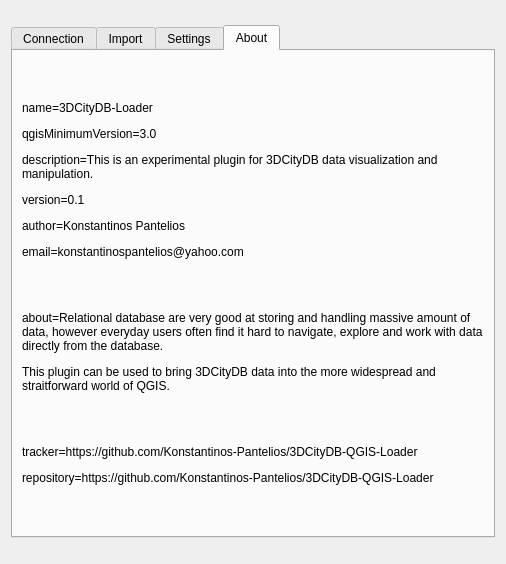
Before: the Qt Designer form dialog/citydb_loader_dialog_base.ui in tudelft3d/3DCityDB-Tools-for-QGIS, drawn with Qt 5.
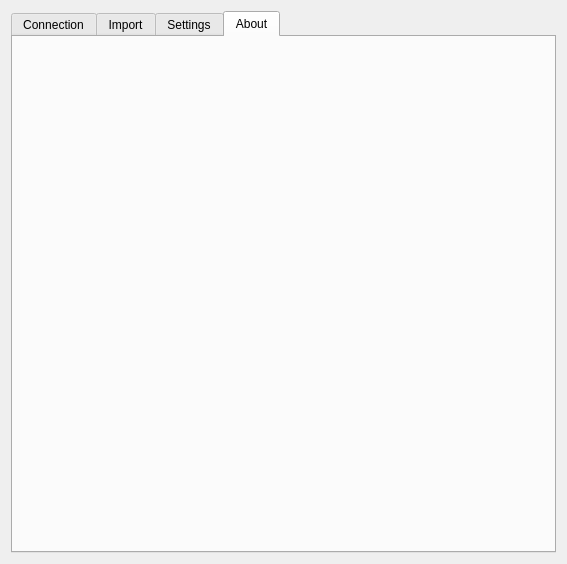
After: the same form once the commit is applied. The open tabs and pages were chosen to show the change. Icons and pictures are not drawn. Custom widgets are drawn as their Qt base class.

Commit message: Setup sphinx doc config and plugin build config

```diff
--- a/dialog/citydb_loader_dialog_base.ui
+++ b/dialog/citydb_loader_dialog_base.ui
@@ -9,7 +9,7 @@
    <rect>
     <x>0</x>
     <y>0</y>
-    <width>506</width>
+    <width>567</width>
     <height>564</height>
    </rect>
   </property>
@@ -45,7 +45,7 @@
       <bool>true</bool>
      </property>
      <property name="sizePolicy">
-      <sizepolicy hsizetype="Preferred" vsizetype="Maximum">
+      <sizepolicy hsizetype="MinimumExpanding" vsizetype="MinimumExpanding">
        <horstretch>0</horstretch>
        <verstretch>0</verstretch>
       </sizepolicy>
@@ -989,39 +989,7 @@
       <attribute name="title">
        <string>About</string>
       </attribute>
-      <layout class="QVBoxLayout" name="verticalLayout">
-       <item>
-        <widget class="QLabel" name="lblInfo">
-         <property name="sizePolicy">
-          <sizepolicy hsizetype="Maximum" vsizetype="Minimum">
-           <horstretch>0</horstretch>
-           <verstretch>0</verstretch>
-          </sizepolicy>
-         </property>
-         <property name="frameShape">
-          <enum>QFrame::NoFrame</enum>
-         </property>
-         <property name="frameShadow">
-          <enum>QFrame::Plain</enum>
-         </property>
-         <property name="lineWidth">
-          <number>0</number>
-         </property>
-         <property name="text">
-          <string>&lt;html&gt;&lt;head/&gt;&lt;body&gt;&lt;p&gt;name=3DCityDB-Loader&lt;/p&gt;&lt;p&gt;qgisMinimumVersion=3.0&lt;/p&gt;&lt;p&gt;description=This is an experimental plugin for 3DCityDB data visualization and manipulation.&lt;/p&gt;&lt;p&gt;version=0.1&lt;/p&gt;&lt;p&gt;author=Konstantinos Pantelios&lt;/p&gt;&lt;p&gt;email=konstantinospantelios@yahoo.com&lt;/p&gt;&lt;p&gt;&lt;br/&gt;&lt;/p&gt;&lt;p&gt;about=Relational database are very good at storing and handling massive amount of data, however everyday users often find it hard to navigate, explore and work with data directly from the database. &lt;/p&gt;&lt;p&gt;This plugin can be used to bring 3DCityDB data into the more widespread and straitforward world of QGIS.&lt;/p&gt;&lt;p&gt;&lt;br/&gt;&lt;/p&gt;&lt;p&gt;tracker=https://github.com/Konstantinos-Pantelios/3DCityDB-QGIS-Loader&lt;/p&gt;&lt;p&gt;repository=https://github.com/Konstantinos-Pantelios/3DCityDB-QGIS-Loader&lt;/p&gt;&lt;/body&gt;&lt;/html&gt;</string>
-         </property>
-         <property name="textFormat">
-          <enum>Qt::AutoText</enum>
-         </property>
-         <property name="scaledContents">
-          <bool>true</bool>
-         </property>
-         <property name="wordWrap">
-          <bool>true</bool>
-         </property>
-        </widget>
-       </item>
-      </layout>
+      <layout class="QVBoxLayout" name="verticalLayout"/>
      </widget>
     </widget>
    </item>
```
Left out of the diff: 21 changed lines with no effect on the pictures. The commit also changes 3 other files.
